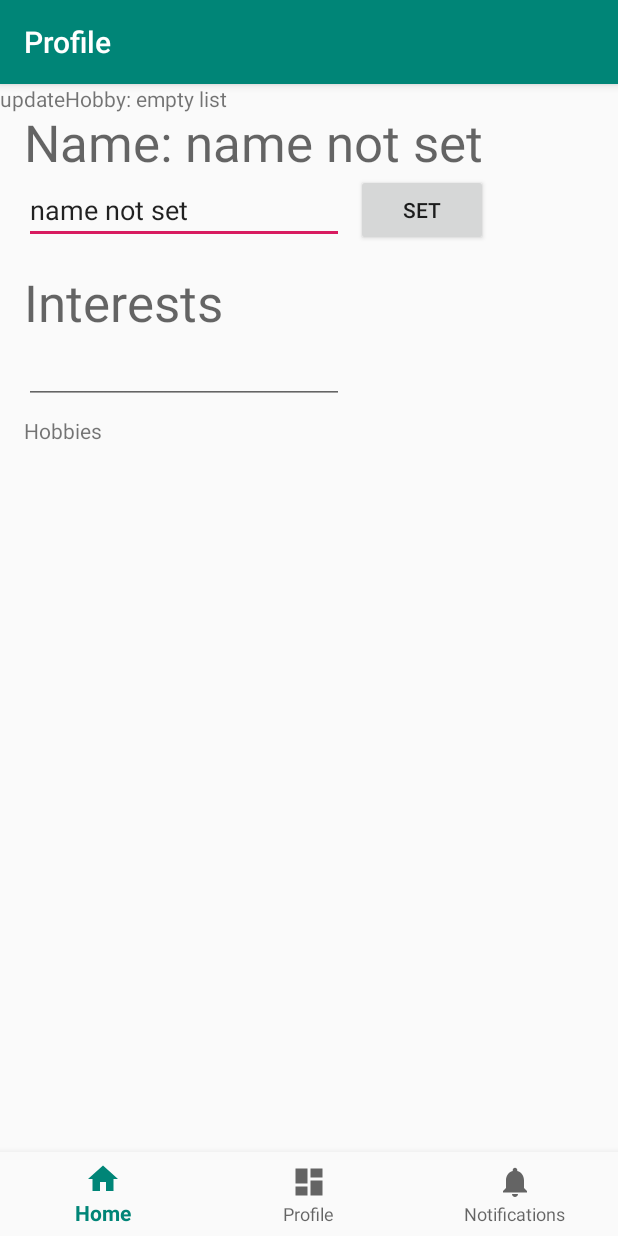
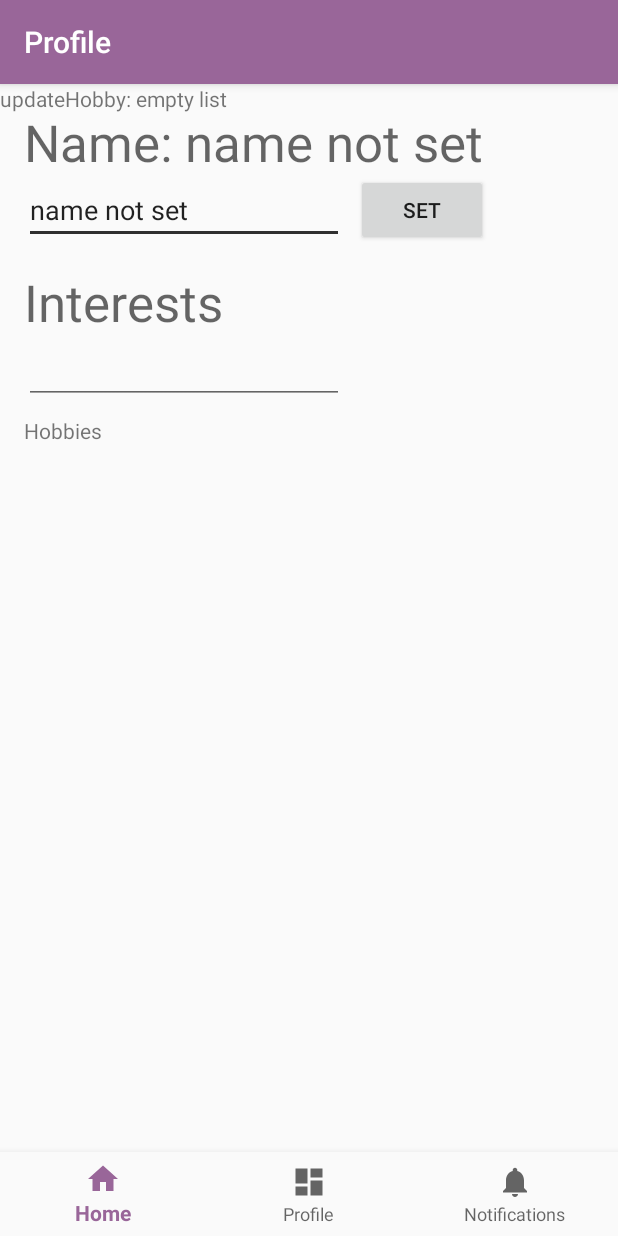
Before and after one commit to hl5617/Frend.ly, an Android app: the Profile screen opened directly, with no data from a screen before it, on a phone screen of 412 x 824 dp. Run offline under Robolectric (Android 15) with nearby library versions, the phone set to English and light mode, and no system bars.

Commit message:
Changing app colours

```diff
--- a/app/src/main/res/values/colors.xml
+++ b/app/src/main/res/values/colors.xml
@@ -1,6 +1,6 @@
 <?xml version="1.0" encoding="utf-8"?>
 <resources>
-    <color name="colorPrimary">#008577</color>
-    <color name="colorPrimaryDark">#00574B</color>
-    <color name="colorAccent">#D81B60</color>
+    <color name="colorPrimary">#996699</color>
+    <color name="colorPrimaryDark">#603760</color>
+    <color name="colorAccent">#303030</color>
 </resources>
```
